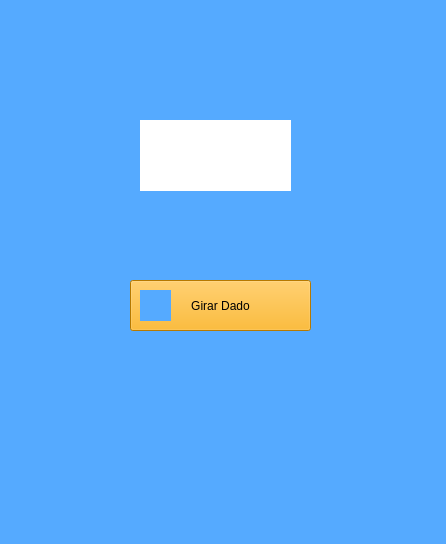
Old version of the form TelaSimuladorDado.ui in the repository vlkonageski/SimuladorDado.
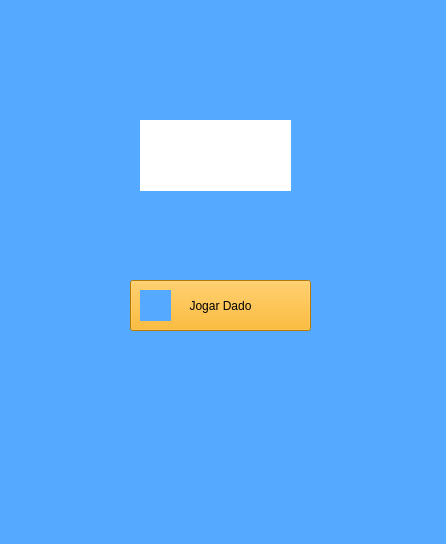
New version of the form. Icons and pictures are not drawn.

Patch:
```diff
--- a/TelaSimuladorDado.ui
+++ b/TelaSimuladorDado.ui
@@ -31,7 +31,7 @@
 font: 75 italic 12pt &quot;Times New Roman&quot;;</string>
     </property>
     <property name="text">
-     <string>Girar Dado</string>
+     <string>Jogar Dado</string>
     </property>
    </widget>
    <widget class="QLabel" name="label">
```
